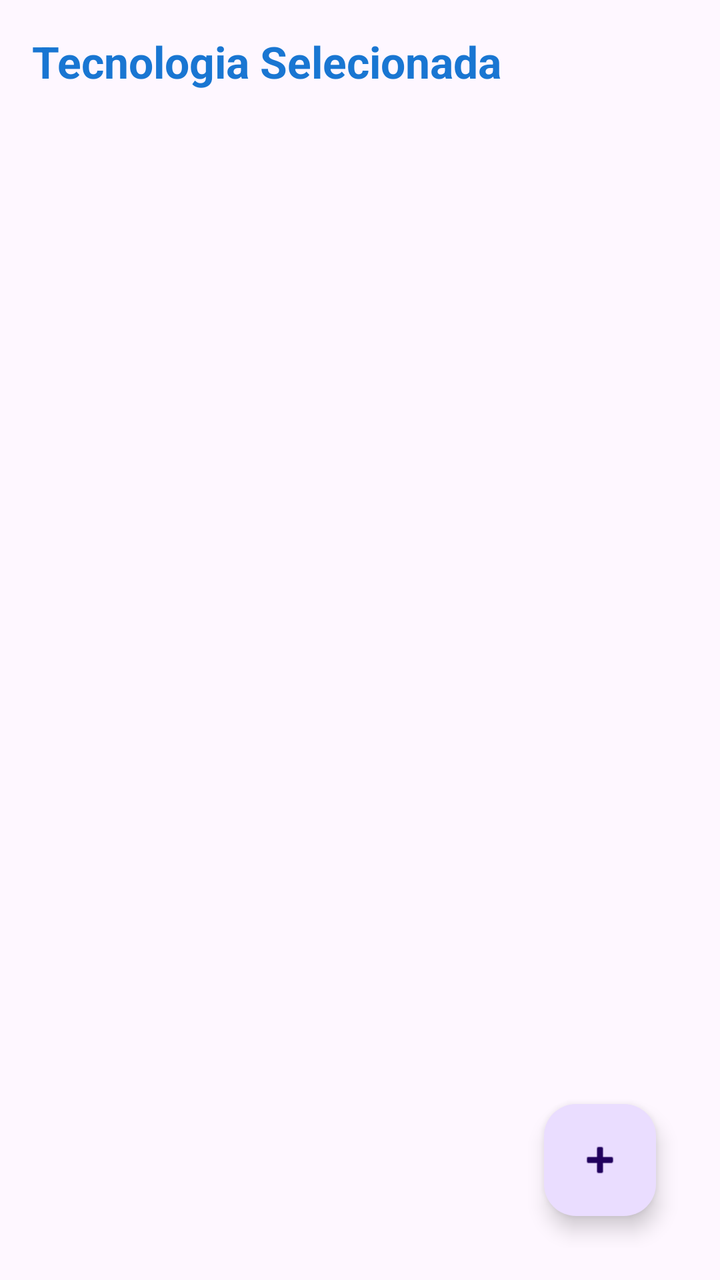
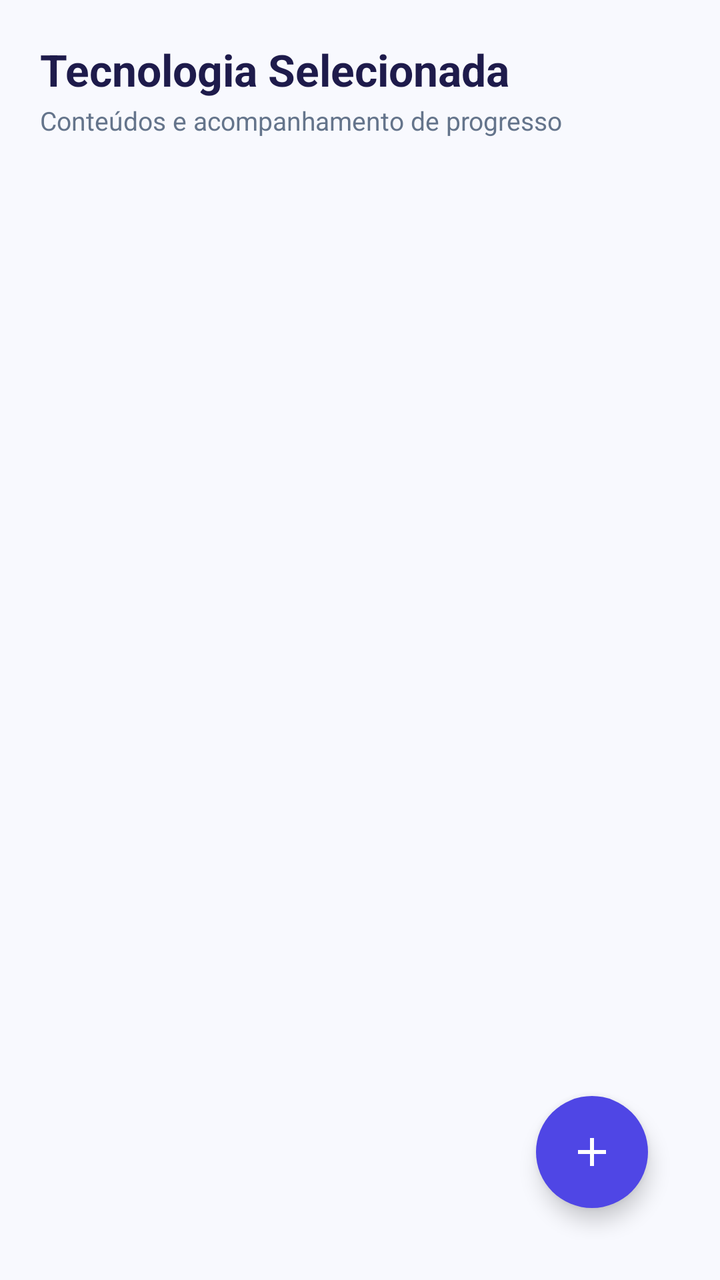

Two renders of the same Android screen: before a commit and after it. Below are the layout's source before the change and the commit's diff.
<!-- AndroidManifest.xml: application theme Theme.StudyFlowDev -->
<!-- res/layout/activity_conteudos.xml -->
<?xml version="1.0" encoding="utf-8"?>
<androidx.constraintlayout.widget.ConstraintLayout xmlns:android="http://schemas.android.com/apk/res/android"
    xmlns:app="http://schemas.android.com/apk/res-auto"
    xmlns:tools="http://schemas.android.com/tools"
    android:layout_width="match_parent"
    android:layout_height="match_parent"
    android:padding="16dp"
    tools:context=".ui.ConteudosActivity">

    <TextView
        android:id="@+id/text_tecnologia_titulo"
        android:layout_width="wrap_content"
        android:layout_height="wrap_content"
        android:text="Tecnologia Selecionada"
        android:textSize="22sp"
        android:textStyle="bold"
        android:textColor="#1976D2"
        app:layout_constraintTop_toTopOf="parent"
        app:layout_constraintStart_toStartOf="parent"/>

    <androidx.recyclerview.widget.RecyclerView
        android:id="@+id/recycler_conteudos"
        android:layout_width="0dp"
        android:layout_height="0dp"
        android:layout_marginTop="16dp"
        app:layout_constraintTop_toBottomOf="@id/text_tecnologia_titulo"
        app:layout_constraintBottom_toBottomOf="parent"
        app:layout_constraintStart_toStartOf="parent"
        app:layout_constraintEnd_toEndOf="parent" />

    <com.google.android.material.floatingactionbutton.FloatingActionButton
        android:id="@+id/fab_add_conteudo"
        android:layout_width="wrap_content"
        android:layout_height="wrap_content"
        android:layout_margin="16dp"
        android:contentDescription="Adicionar Conteúdo"
        app:srcCompat="@android:drawable/ic_input_add"
        app:layout_constraintBottom_toBottomOf="parent"
        app:layout_constraintEnd_toEndOf="parent" />

</androidx.constraintlayout.widget.ConstraintLayout>
<!-- resources referenced by this layout -->
<resources>
  <style name="Theme.StudyFlowDev" parent="Base.Theme.StudyFlowDev" />
  <style name="Base.Theme.StudyFlowDev" parent="Theme.Material3.DayNight.NoActionBar">
          
          
      </style>
</resources>

<!-- the commit's change to res/layout/activity_conteudos.xml (unified diff, before → after) -->
@@ -4,7 +4,8 @@
     xmlns:tools="http://schemas.android.com/tools"
     android:layout_width="match_parent"
     android:layout_height="match_parent"
-    android:padding="16dp"
+    android:background="@color/bg_app"
+    android:padding="20dp"
     tools:context=".ui.ConteudosActivity">
 
     <TextView
@@ -14,16 +15,29 @@
         android:text="Tecnologia Selecionada"
         android:textSize="22sp"
         android:textStyle="bold"
-        android:textColor="#1976D2"
+        android:textColor="@color/text_primary"
         app:layout_constraintTop_toTopOf="parent"
         app:layout_constraintStart_toStartOf="parent"/>
+
+    <TextView
+        android:id="@+id/text_subtitle"
+        android:layout_width="wrap_content"
+        android:layout_height="wrap_content"
+        android:text="Conteúdos e acompanhamento de progresso"
+        android:textSize="13sp"
+        android:textColor="@color/text_secondary"
+        android:layout_marginTop="2dp"
+        app:layout_constraintTop_toBottomOf="@id/text_tecnologia_titulo"
+        app:layout_constraintStart_toStartOf="@id/text_tecnologia_titulo"/>
 
     <androidx.recyclerview.widget.RecyclerView
         android:id="@+id/recycler_conteudos"
         android:layout_width="0dp"
         android:layout_height="0dp"
         android:layout_marginTop="16dp"
-        app:layout_constraintTop_toBottomOf="@id/text_tecnologia_titulo"
+        android:clipToPadding="false"
+        android:paddingBottom="80dp"
+        app:layout_constraintTop_toBottomOf="@id/text_subtitle"
         app:layout_constraintBottom_toBottomOf="parent"
         app:layout_constraintStart_toStartOf="parent"
         app:layout_constraintEnd_toEndOf="parent" />
@@ -34,7 +48,10 @@
         android:layout_height="wrap_content"
         android:layout_margin="16dp"
         android:contentDescription="Adicionar Conteúdo"
-        app:srcCompat="@android:drawable/ic_input_add"
+        android:src="@drawable/ic_add"
+        app:tint="@color/white"
+        app:backgroundTint="@color/primary_purple"
+        app:shapeAppearanceOverlay="@style/ShapeAppearance.Material3.Corner.Full"
         app:layout_constraintBottom_toBottomOf="parent"
         app:layout_constraintEnd_toEndOf="parent" />
 
<!-- resource entries referenced after the edit -->
@@ -1,9 +1,29 @@
 <!-- resources referenced by this layout -->
 <resources>
+  <color name="bg_app">#F8F9FE</color>
+  <color name="primary_purple">#4F46E5</color>
+  <color name="text_primary">#1E1B4B</color>
+  <color name="text_secondary">#64748B</color>
+  <color name="white">#FFFFFFFF</color>
+  <!-- drawable ic_add (drawable) -->
+  <vector xmlns:android="http://schemas.android.com/apk/res/android"
+      android:width="24dp"
+      android:height="24dp"
+      android:viewportWidth="24"
+      android:viewportHeight="24">
+    <path
+        android:fillColor="#FFFFFF"
+        android:pathData="M19,13h-6v6h-2v-6H5v-2h6V5h2v6h6v2z"/>
+  </vector>
   <style name="Theme.StudyFlowDev" parent="Base.Theme.StudyFlowDev" />
   <style name="Base.Theme.StudyFlowDev" parent="Theme.Material3.DayNight.NoActionBar">
-          
-          
+          <item name="colorPrimary">@color/primary_purple</item>
+          <item name="colorOnPrimary">@color/white</item>
+          <item name="colorSecondary">@color/orange_primary</item>
+          <item name="android:windowBackground">@color/bg_app</item>
+          <item name="android:statusBarColor">@color/bg_app</item>
+          <item name="android:windowLightStatusBar">true</item>
       </style>
+  <color name="orange_primary">#EA580C</color>
 </resources>
 
